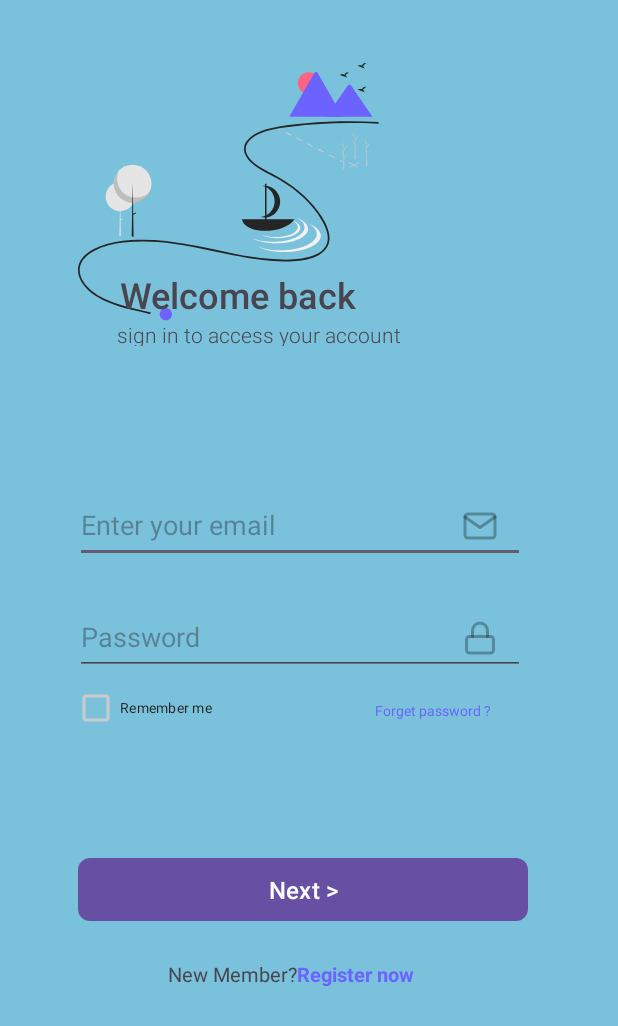
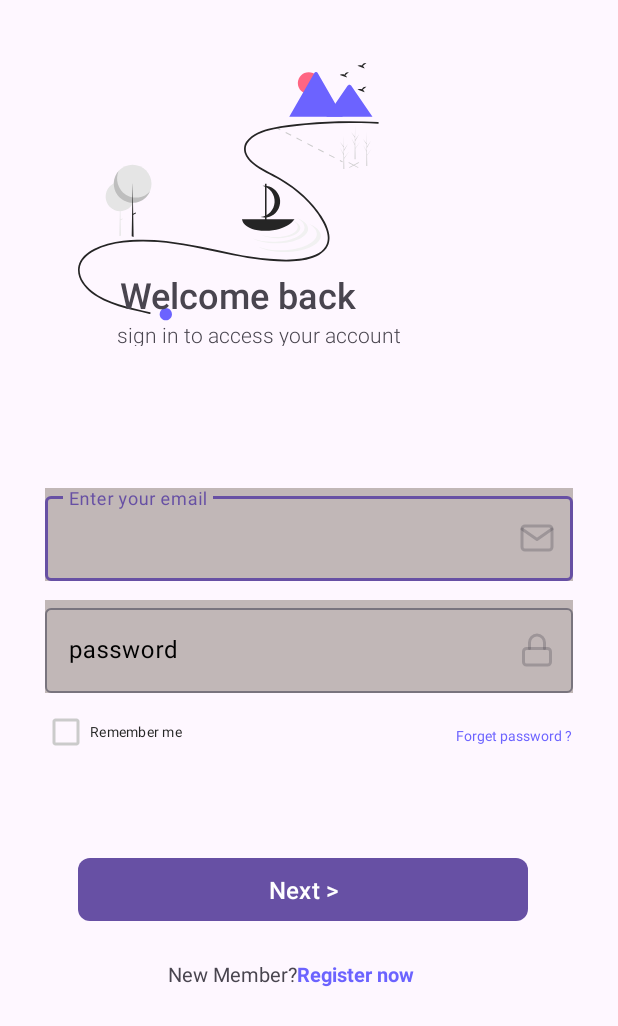
Before and after one commit to Broownyy98/tuto3, an Android app: the screen it shows after launch (MainActivity), on a phone screen of 412 x 824 dp. Shown: the top 1026 px of the screen. Run offline under Robolectric (Android 15) with nearby library versions, the phone set to English and light mode, and no system bars; Roboto replaces fonts that are not available here.

Commit message:
Styling the designe

```diff
--- /dev/null
+++ b/app/src/main/res/color/grey.xml
@@ -0,0 +1,4 @@
+<?xml version="1.0" encoding="utf-8"?>
+<selector xmlns:android="http://schemas.android.com/apk/res/android">
+
+</selector>
--- a/app/src/main/res/layout/login_page.xml
+++ b/app/src/main/res/layout/login_page.xml
@@ -5,160 +5,103 @@
     android:id="@+id/main"
     android:layout_width="match_parent"
     android:layout_height="match_parent"
-    android:background="#7AC2DC"
     tools:context=".MainActivity">
 
     <ImageView
         android:id="@+id/imageView"
-        android:layout_width="321dp"
-        android:layout_height="251dp"
-        android:layout_marginStart="52dp"
-        android:layout_marginTop="42dp"
         app:layout_constraintStart_toStartOf="parent"
         app:layout_constraintTop_toTopOf="parent"
-        app:srcCompat="@drawable/undraw_adventure_map_hnin_2" />
+        app:srcCompat="@drawable/undraw_adventure_map_hnin_2"
+        style="@style/welcomestyle" />
 
     <TextView
         android:id="@+id/textView"
-        android:layout_width="182dp"
-        android:layout_height="29dp"
-        android:layout_marginStart="80dp"
-        android:layout_marginTop="180dp"
-        android:fontFamily="sans-serif-medium"
         android:text="@string/Welcome"
-        android:textColorLink="#252525"
-        android:textFontWeight="500"
-        android:textSize="24sp"
-        android:textStyle="bold"
-        android:visibility="visible"
         app:layout_constraintStart_toStartOf="parent"
-        app:layout_constraintTop_toTopOf="parent" />
+        app:layout_constraintTop_toTopOf="parent"
+        style="@style/welcomesignaturestyle" />
 
     <TextView
         android:id="@+id/textView2"
-        android:layout_width="207dp"
-        android:layout_height="17dp"
-        android:layout_marginStart="78dp"
-        android:layout_marginTop="213dp"
-        android:fontFamily="sans-serif-light"
-        android:lineHeight="17.07dp"
         android:text="@string/sign_in"
-        android:textColorLink="#252525"
-        android:textFontWeight="300"
-        android:textSize="14sp"
         app:layout_constraintStart_toStartOf="parent"
-        app:layout_constraintTop_toTopOf="parent" />
+        app:layout_constraintTop_toTopOf="parent"
+        style="@style/signinstyle" />
 
-    <EditText
+    <com.google.android.material.textfield.TextInputLayout
         android:id="@+id/name_box"
-        android:layout_width="300dp"
-        android:layout_height="50dp"
-        android:layout_marginStart="50dp"
+        style="@style/InputFieldStyle"
+        android:layout_marginStart="30dp"
+        android:layout_marginEnd="30dp"
         android:layout_marginTop="325dp"
-        android:ems="10"
         android:hint="@string/email"
-        android:inputType="textEmailAddress"
+        app:endIconDrawable="@drawable/mail"
+        app:endIconMode="custom"
         app:layout_constraintStart_toStartOf="parent"
-        app:layout_constraintTop_toTopOf="parent" />
+        app:layout_constraintTop_toTopOf="parent"
+        app:layout_constraintTop_toBottomOf="@+id/textView"
+        >
+        <com.google.android.material.textfield.TextInputEditText
+            android:layout_width="match_parent"
+            android:layout_height="wrap_content" />
+    </com.google.android.material.textfield.TextInputLayout>
 
-    <EditText
+    <com.google.android.material.textfield.TextInputLayout
         android:id="@+id/valid_email"
-        android:layout_width="300dp"
-        android:layout_height="50dp"
-        android:layout_marginStart="50dp"
+        style="@style/InputFieldStyle"
+        android:layout_marginStart="30dp"
+        android:layout_marginEnd="30dp"
         android:layout_marginTop="400dp"
-        android:ems="10"
         android:hint="@string/password"
-        android:inputType="textPassword"
+        app:endIconDrawable="@drawable/lock"
+        app:endIconMode="custom"
         app:layout_constraintStart_toStartOf="parent"
-        app:layout_constraintTop_toTopOf="parent" />
+        app:layout_constraintTop_toTopOf="parent"
+        app:layout_constraintTop_toBottomOf="@+id/name_box"
 
-    <ImageView
-        android:id="@+id/imageView5"
-        android:layout_width="24dp"
-        android:layout_height="24dp"
-        android:layout_marginStart="258dp"
-        android:layout_marginTop="13dp"
-        app:layout_constraintStart_toStartOf="@+id/name_box"
-        app:layout_constraintTop_toTopOf="@+id/name_box"
-        app:srcCompat="@drawable/mail" />
+        >
+        <com.google.android.material.textfield.TextInputEditText
+            android:layout_width="match_parent"
+            android:layout_height="wrap_content"
+            android:inputType="textPassword"/>
 
-    <ImageView
-        android:id="@+id/imageView6"
-        android:layout_width="24dp"
-        android:layout_height="24dp"
-        android:layout_marginStart="258dp"
-        android:layout_marginTop="13dp"
-        app:layout_constraintStart_toStartOf="@+id/valid_email"
-        app:layout_constraintTop_toTopOf="@+id/valid_email"
-        app:srcCompat="@drawable/lock" />
+    </com.google.android.material.textfield.TextInputLayout>
 
     <TextView
         android:id="@+id/forget_pw"
-        android:layout_width="wrap_content"
-        android:layout_height="wrap_content"
-        android:layout_marginStart="250dp"
-        android:layout_marginTop="467dp"
-        android:fontFamily="sans-serif"
-        android:lineHeight="10.35dp"
         android:text="@string/Forget_pw"
-        android:textColor="#6C63FF"
-        android:textFontWeight="400"
-        android:textSize="9dp"
-        android:textStyle="bold"
         app:layout_constraintStart_toStartOf="parent"
-        app:layout_constraintTop_toTopOf="parent" />
+        app:layout_constraintTop_toTopOf="parent"
+        style="@style/forget_style" />
 
     <CheckBox
         android:id="@+id/checkBox"
-        android:layout_width="wrap_content"
-        android:layout_height="wrap_content"
-        android:layout_marginStart="48dp"
-        android:layout_marginTop="448dp"
         android:bufferType="normal"
-        android:buttonTint="#CBCBCB"
-        android:fontFamily="sans-serif-black"
-        android:lineHeight="10.35sp"
         android:text="@string/Remember"
-        android:textColor="#252525"
-        android:textFontWeight="400"
-        android:textSize="9sp"
         app:layout_constraintStart_toStartOf="parent"
-        app:layout_constraintTop_toTopOf="parent" />
+        app:layout_constraintTop_toTopOf="parent"
+        style="@style/checkBox_style" />
 
     <Button
         android:id="@+id/next_btn"
-        android:layout_width="300dp"
-        android:layout_height="50dp"
-        android:layout_marginStart="52dp"
-        android:layout_marginTop="568dp"
         android:text="@string/Next"
-        android:textSize="16sp"
         app:cornerRadius="8dp"
         app:layout_constraintStart_toStartOf="parent"
-        app:layout_constraintTop_toTopOf="parent" />
+        app:layout_constraintTop_toTopOf="parent"
+        style="@style/NextBtn_style" />
 
     <TextView
         android:id="@+id/register_button"
-        android:layout_width="wrap_content"
-        android:layout_height="wrap_content"
-        android:layout_marginTop="640dp"
         android:text="@string/Register"
-        android:textColor="#6C63FF"
-        android:textSize="13dp"
-        android:textStyle="bold"
         app:layout_constraintStart_toEndOf="@+id/textView5"
-        app:layout_constraintTop_toTopOf="parent" />
+        app:layout_constraintTop_toTopOf="parent"
+        style="@style/register_style" />
 
     <TextView
         android:id="@+id/textView5"
-        android:layout_width="wrap_content"
-        android:layout_height="wrap_content"
-        android:layout_marginStart="112dp"
-        android:layout_marginTop="640dp"
         android:text="@string/New"
-        android:textSize="13dp"
         app:layout_constraintStart_toStartOf="parent"
-        app:layout_constraintTop_toTopOf="parent" />
+        app:layout_constraintTop_toTopOf="parent"
+        style="@style/newMember_style" />
 
 </androidx.constraintlayout.widget.ConstraintLayout>
--- a/app/src/main/res/values/colors.xml
+++ b/app/src/main/res/values/colors.xml
@@ -2,4 +2,5 @@
 <resources>
     <color name="black">#FF000000</color>
     <color name="white">#FFFFFFFF</color>
+    <color name="grey">#C1B7B7</color>
 </resources>
--- a/app/src/main/res/values/strings.xml
+++ b/app/src/main/res/values/strings.xml
@@ -3,7 +3,7 @@
     <string name="Welcome">Welcome back</string>
     <string name="sign_in">sign in to access your account</string>
     <string name="email">Enter your email</string>
-    <string name="password">Password</string>
+    <string name="password">password</string>
     <string name="Forget_pw">Forget password ?</string>
     <string name="Remember">Remember me</string>
     <string name="Next">Next  ></string>
--- /dev/null
+++ b/app/src/main/res/values/styles.xml
@@ -0,0 +1,96 @@
+<?xml version="1.0" encoding="utf-8"?>
+
+<resources>
+    <style name="InputFieldStyle">
+        <item name="android:layout_width">match_parent</item>
+        <item name="android:layout_height">wrap_content</item>
+        <item name="android:gravity">center</item>
+        <item name="android:fontFamily">sans-serif</item>
+        <item name="android:background">@color/grey</item>
+        <item name="android:textColorHint">#000000</item>
+        <item name="android:textSize">14sp</item>
+    </style>
+
+    <style name="signinstyle">
+        <item name="android:layout_width">207dp</item>
+        <item name="android:layout_height">17dp</item>
+        <item name="android:layout_marginStart">78dp</item>
+        <item name="android:layout_marginTop">213dp</item>
+        <item name="android:fontFamily">sans-serif-light</item>
+        <item name="android:lineHeight">17.07dp</item>
+        <item name="android:textColorLink">#252525</item>
+        <item name="android:textFontWeight">300</item>
+        <item name="android:textSize">14sp</item>
+    </style>
+
+    <style name="welcomestyle">
+        <item name="android:layout_width">321dp</item>
+        <item name="android:layout_height">251dp</item>
+        <item name="android:layout_marginStart">52dp</item>
+        <item name="android:layout_marginTop">42dp</item>
+    </style>
+
+    <style name="welcomesignaturestyle">
+        <item name="android:layout_width">182dp</item>
+        <item name="android:layout_height">29dp</item>
+        <item name="android:layout_marginStart">80dp</item>
+        <item name="android:layout_marginTop">180dp</item>
+        <item name="android:fontFamily">sans-serif-medium</item>
+        <item name="android:textColorLink">#252525</item>
+        <item name="android:textFontWeight">500</item>
+        <item name="android:textSize">24sp</item>
+        <item name="android:textStyle">bold</item>
+        <item name="android:visibility">visible</item>
+    </style>
+
+    <style name="forget_style">
+        <item name="android:layout_width">wrap_content</item>
+        <item name="android:layout_height">wrap_content</item>
+        <item name="android:layout_marginStart">304dp</item>
+        <item name="android:layout_marginTop">484dp</item>
+        <item name="android:fontFamily">sans-serif</item>
+        <item name="android:lineHeight">10.35dp</item>
+        <item name="android:textColor">#6C63FF</item>
+        <item name="android:textFontWeight">400</item>
+        <item name="android:textSize">9dp</item>
+        <item name="android:textStyle">bold</item>
+    </style>
+
+    <style name="checkBox_style">
+        <item name="android:layout_width">wrap_content</item>
+        <item name="android:layout_height">wrap_content</item>
+        <item name="android:layout_marginStart">28dp</item>
+        <item name="android:layout_marginTop">464dp</item>
+        <item name="android:buttonTint">#CBCBCB</item>
+        <item name="android:fontFamily">sans-serif-black</item>
+        <item name="android:lineHeight">10.35sp</item>
+        <item name="android:textColor">#252525</item>
+        <item name="android:textFontWeight">400</item>
+        <item name="android:textSize">9sp</item>
+    </style>
+
+    <style name="NextBtn_style">
+        <item name="android:layout_width">300dp</item>
+        <item name="android:layout_height">50dp</item>
+        <item name="android:layout_marginStart">52dp</item>
+        <item name="android:layout_marginTop">568dp</item>
+        <item name="android:textSize">16sp</item>
+    </style>
+
+    <style name="register_style">
+        <item name="android:layout_width">wrap_content</item>
+        <item name="android:layout_height">wrap_content</item>
+        <item name="android:layout_marginTop">640dp</item>
+        <item name="android:textColor">#6C63FF</item>
+        <item name="android:textSize">13dp</item>
+        <item name="android:textStyle">bold</item>
+    </style>
+
+    <style name="newMember_style">
+        <item name="android:layout_width">wrap_content</item>
+        <item name="android:layout_height">wrap_content</item>
+        <item name="android:layout_marginStart">112dp</item>
+        <item name="android:layout_marginTop">640dp</item>
+        <item name="android:textSize">13dp</item>
+    </style>
+</resources>
```
